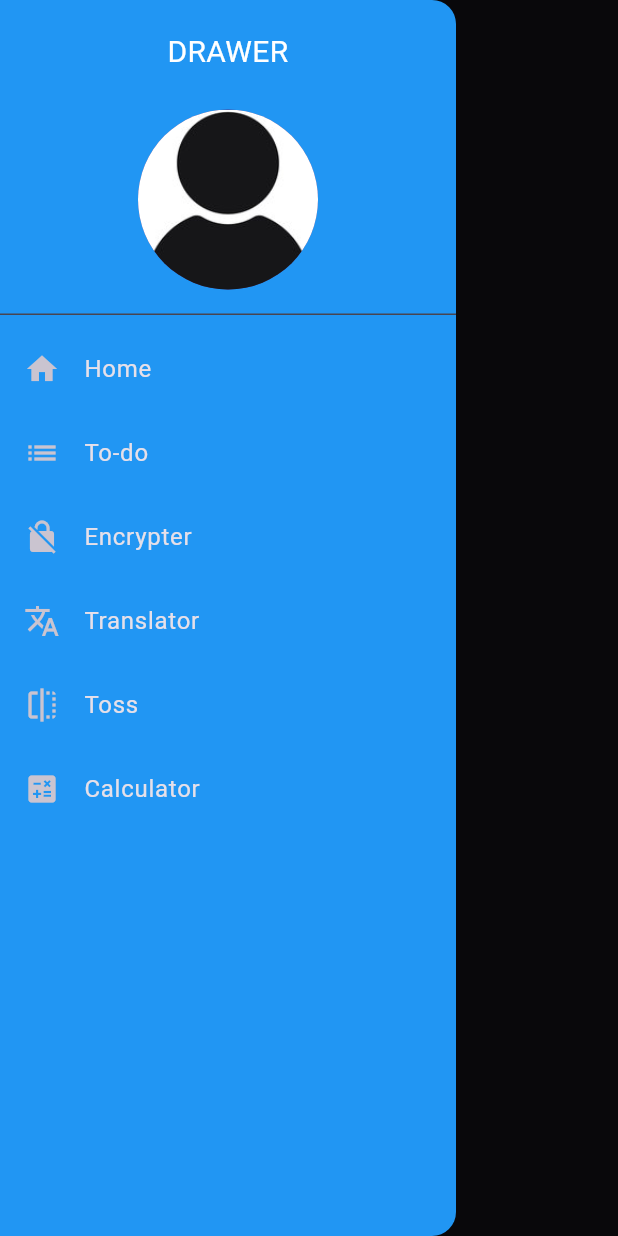
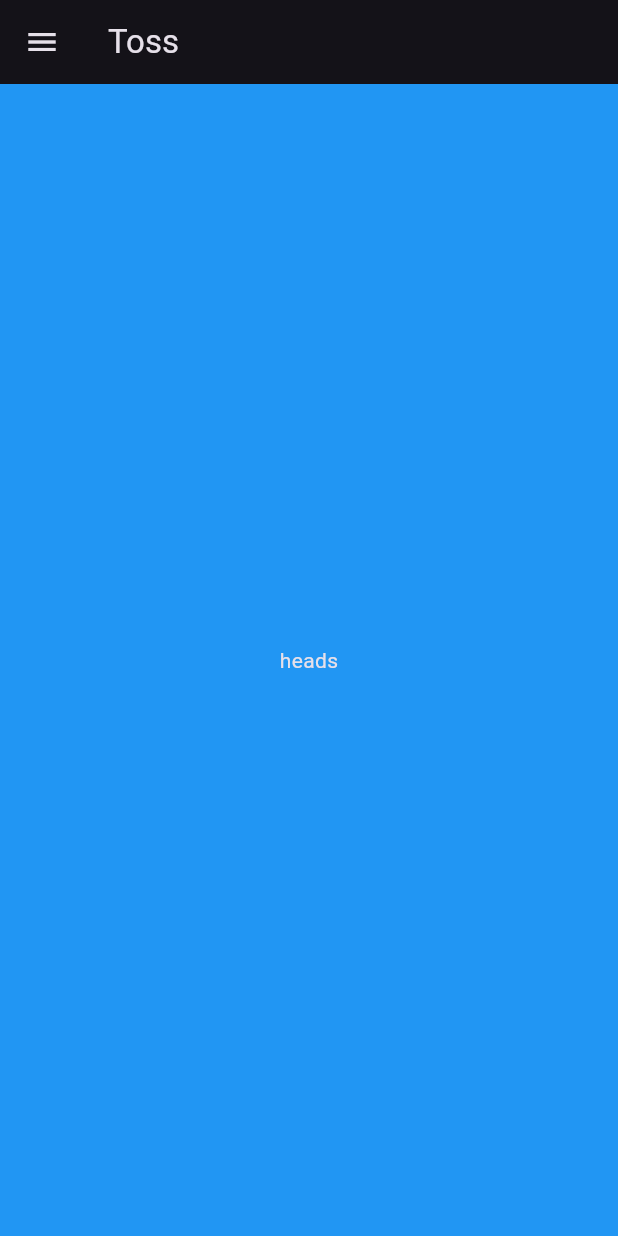
Before and after one commit to Saumya-sura/Code-heroes, a Flutter app: the screen it shows after launch, after a tap on the "menu" icon, after a tap on "Toss", on a phone screen of 412 x 824 dp. Run offline on Flutter 3.47's test engine with Material 3 defaults, Android fonts, the phone set to English and light mode, and no system bars; our stand-ins replace math_expressions; missing offline and left inert: encrypt.

Commit message:
toss done added in routes as well

```diff
--- a/lib/main.dart
+++ b/lib/main.dart
@@ -2,6 +2,7 @@
 import 'package:foss/cal.dart';
 import 'package:foss/encrypt.dart';
 import 'package:foss/home.dart';
+import 'package:foss/toss.dart';
 
 
 
@@ -32,8 +33,9 @@
         '/': (context) => Home(),
         '/encrypt': (context) => Encryption(),
         '/calculator': (context) => Cal(),
+        '/toss': (context) => Coin(),
         // '/translator': (context) => Translator(),
-        // '/toss': (context) => Toss(),
+
 
 
 
--- /dev/null
+++ b/lib/toss.dart
@@ -0,0 +1,80 @@
+import'package:flutter/material.dart';
+import 'package:foss/appdrawer.dart';
+import 'dart:math';
+
+
+class Coin extends StatefulWidget {
+  const Coin({super.key});
+
+  @override
+  State<Coin> createState() => _CoinState();
+}
+
+class _CoinState extends State<Coin>  with SingleTickerProviderStateMixin{
+  late AnimationController _animation;
+  late Animation<double> _Animate;
+  bool  isHead = true;
+  bool _isAnimating = false;
+  @override
+  void initState(){
+    super.initState();
+    _animation = AnimationController(
+      duration: Duration(milliseconds: 2000),
+      vsync: this,
+    );
+    _Animate = Tween(begin: 0.0,end: pi).animate(_animation)..addListener((){
+      setState(() {
+
+      });
+    })..addStatusListener((status) {
+      if(status == AnimationStatus.completed){
+        setState(() {
+          isHead = Random().nextBool();
+          _isAnimating = false;
+        });
+        _animation.reset();
+      }
+    });
+  }
+  void dispose(){
+    _animation.dispose();
+    super.dispose();
+  }
+  void _StartAnimation(){
+    if(!_isAnimating){
+      setState(() {
+        _isAnimating = true;
+      });
+      _animation.forward();
+    }
+  }
+  Widget buildCoin(){
+    return Transform(transform: Matrix4.rotationY(_Animate.value),
+    alignment: Alignment.center,
+      child: Image.asset(
+        isHead ? 'assets/head.png' : 'assets/tail.png',
+        width: 200,
+        height: 200,
+      ),
+    );
+  }
+  Widget build(BuildContext context) {
+    return Scaffold(
+      appBar:AppBar(
+        title: Text( "Toss")
+      ),
+      drawer: AppDrawer(),
+    body: GestureDetector(
+      onTap: _StartAnimation,
+      child:  Container(
+        color: Colors.blue,
+        child: Center(
+          child: _isAnimating ? buildCoin() : Text( isHead ? 'heads' : 'Tails',
+
+          ),
+        ),
+      ),
+    ),
+    );
+  }
+}
```
Also changed, not shown: lib/button.dart (line endings or trailing spaces).
